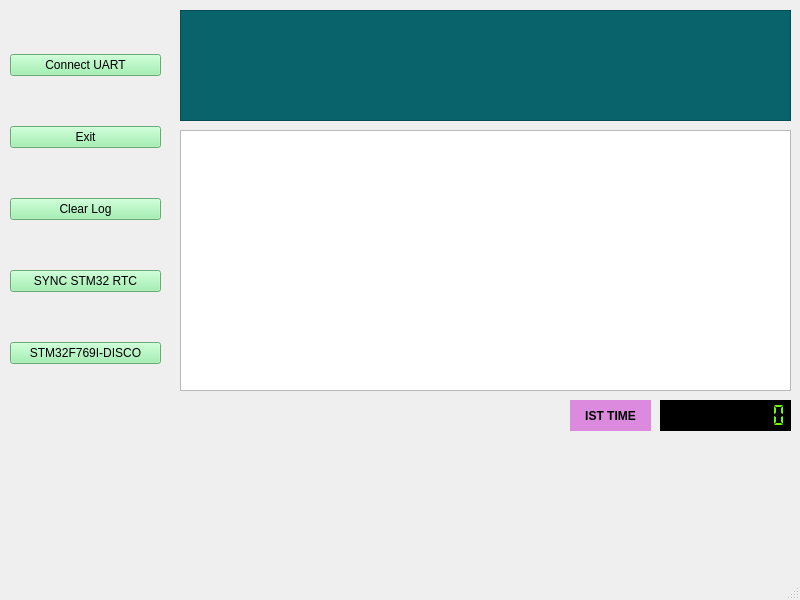
First picture: the form in parentwindow.ui, repository mygit-debasish/Qt-Interface, before the edit.
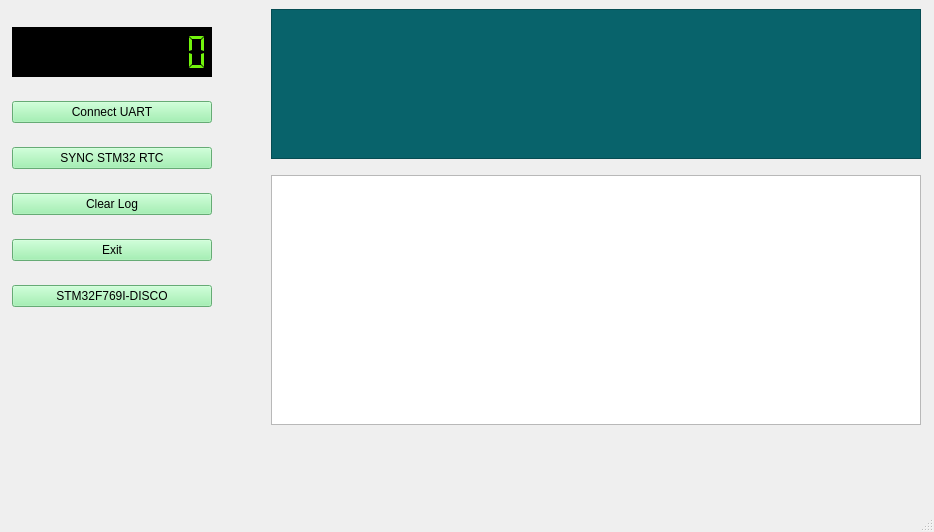
Second picture: the form after the edit. Icons and pictures are not drawn.

```diff
--- a/parentwindow.ui
+++ b/parentwindow.ui
@@ -6,48 +6,76 @@
    <rect>
     <x>0</x>
     <y>0</y>
-    <width>800</width>
-    <height>600</height>
+    <width>934</width>
+    <height>532</height>
    </rect>
   </property>
+  <property name="sizePolicy">
+   <sizepolicy hsizetype="Minimum" vsizetype="Minimum">
+    <horstretch>0</horstretch>
+    <verstretch>0</verstretch>
+   </sizepolicy>
+  </property>
   <property name="windowTitle">
    <string>ParentWindow</string>
   </property>
   <widget class="QWidget" name="centralwidget">
-   <widget class="QWidget" name="gridLayoutWidget">
-    <property name="geometry">
-     <rect>
-      <x>10</x>
-      <y>10</y>
-      <width>151</width>
-      <height>401</height>
-     </rect>
-    </property>
-    <layout class="QGridLayout" name="gridLayout">
+   <layout class="QHBoxLayout" name="horizontalLayout">
+    <item>
+     <layout class="QVBoxLayout" name="verticalLayout">
      <property name="sizeConstraint">
       <enum>QLayout::SetNoConstraint</enum>
      </property>
-     <item row="2" column="0">
-      <widget class="QPushButton" name="pClearLog">
-       <property name="enabled">
-        <bool>true</bool>
-       </property>
-       <property name="autoFillBackground">
-        <bool>false</bool>
+      <item>
+       <widget class="QLCDNumber" name="pLcdTime">
+        <property name="sizePolicy">
+         <sizepolicy hsizetype="Fixed" vsizetype="Fixed">
+          <horstretch>0</horstretch>
+          <verstretch>0</verstretch>
+         </sizepolicy>
+        </property>
+        <property name="minimumSize">
+         <size>
+          <width>200</width>
+          <height>50</height>
+         </size>
+        </property>
+        <property name="maximumSize">
+         <size>
+          <width>200</width>
+          <height>50</height>
+         </size>
        </property>
        <property name="styleSheet">
-        <string notr="true">background-color: rgb(143, 240, 164);</string>
-       </property>
-       <property name="text">
-        <string>Clear Log</string>
+         <string notr="true">background-color: rgb(0, 0, 0);
+color: rgb(114, 244, 12);
+font: 10pt &quot;Ubuntu&quot;;</string>
+        </property>
+        <property name="digitCount">
+         <number>10</number>
+        </property>
+        <property name="segmentStyle">
+         <enum>QLCDNumber::Flat</enum>
        </property>
       </widget>
      </item>
-     <item row="0" column="0">
+      <item>
       <widget class="QPushButton" name="pConnectUART">
        <property name="enabled">
         <bool>true</bool>
        </property>
+        <property name="minimumSize">
+         <size>
+          <width>200</width>
+          <height>0</height>
+         </size>
+        </property>
+        <property name="maximumSize">
+         <size>
+          <width>200</width>
+          <height>16777215</height>
+         </size>
+        </property>
        <property name="autoFillBackground">
         <bool>false</bool>
        </property>
@@ -59,27 +87,29 @@
        </property>
       </widget>
      </item>
-     <item row="1" column="0">
-      <widget class="QPushButton" name="pExit">
-       <property name="enabled">
-        <bool>true</bool>
-       </property>
-       <property name="autoFillBackground">
-        <bool>false</bool>
-       </property>
-       <property name="styleSheet">
-        <string notr="true">background-color: rgb(143, 240, 164);</string>
-       </property>
-       <property name="text">
-        <string>Exit</string>
-       </property>
-      </widget>
-     </item>
-     <item row="3" column="0">
+      <item>
       <widget class="QPushButton" name="pSendNtpEpoch">
        <property name="enabled">
         <bool>true</bool>
        </property>
+        <property name="sizePolicy">
+         <sizepolicy hsizetype="Fixed" vsizetype="Fixed">
+          <horstretch>0</horstretch>
+          <verstretch>0</verstretch>
+         </sizepolicy>
+        </property>
+        <property name="minimumSize">
+         <size>
+          <width>200</width>
+          <height>0</height>
+         </size>
+        </property>
+        <property name="maximumSize">
+         <size>
+          <width>200</width>
+          <height>16777215</height>
+         </size>
+        </property>
        <property name="autoFillBackground">
         <bool>false</bool>
        </property>
@@ -91,11 +121,91 @@
        </property>
       </widget>
      </item>
-     <item row="4" column="0">
+      <item>
+       <widget class="QPushButton" name="pClearLog">
+        <property name="enabled">
+         <bool>true</bool>
+        </property>
+        <property name="minimumSize">
+         <size>
+          <width>200</width>
+          <height>0</height>
+         </size>
+        </property>
+        <property name="maximumSize">
+         <size>
+          <width>200</width>
+          <height>16777215</height>
+         </size>
+        </property>
+        <property name="autoFillBackground">
+         <bool>false</bool>
+        </property>
+        <property name="styleSheet">
+         <string notr="true">background-color: rgb(143, 240, 164);</string>
+        </property>
+        <property name="text">
+         <string>Clear Log</string>
+        </property>
+       </widget>
+      </item>
+      <item>
+       <widget class="QPushButton" name="pExit">
+        <property name="enabled">
+         <bool>true</bool>
+        </property>
+        <property name="sizePolicy">
+         <sizepolicy hsizetype="Fixed" vsizetype="Fixed">
+          <horstretch>0</horstretch>
+          <verstretch>0</verstretch>
+         </sizepolicy>
+        </property>
+        <property name="minimumSize">
+         <size>
+          <width>200</width>
+          <height>0</height>
+         </size>
+        </property>
+        <property name="maximumSize">
+         <size>
+          <width>200</width>
+          <height>16777215</height>
+         </size>
+        </property>
+        <property name="autoFillBackground">
+         <bool>false</bool>
+        </property>
+        <property name="styleSheet">
+         <string notr="true">background-color: rgb(143, 240, 164);</string>
+        </property>
+        <property name="text">
+         <string>Exit</string>
+        </property>
+       </widget>
+      </item>
+      <item>
       <widget class="QPushButton" name="pTxTimeFrame">
        <property name="enabled">
         <bool>true</bool>
        </property>
+        <property name="sizePolicy">
+         <sizepolicy hsizetype="Fixed" vsizetype="Fixed">
+          <horstretch>0</horstretch>
+          <verstretch>0</verstretch>
+         </sizepolicy>
+        </property>
+        <property name="minimumSize">
+         <size>
+          <width>200</width>
+          <height>0</height>
+         </size>
+        </property>
+        <property name="maximumSize">
+         <size>
+          <width>200</width>
+          <height>16777215</height>
+         </size>
+        </property>
        <property name="autoFillBackground">
         <bool>false</bool>
        </property>
@@ -107,82 +217,137 @@
        </property>
       </widget>
      </item>
-    </layout>
-   </widget>
+      <item>
+       <widget class="QLabel" name="label">
+        <property name="sizePolicy">
+         <sizepolicy hsizetype="Fixed" vsizetype="Fixed">
+          <horstretch>0</horstretch>
+          <verstretch>0</verstretch>
+         </sizepolicy>
+        </property>
+        <property name="minimumSize">
+         <size>
+          <width>200</width>
+          <height>150</height>
+         </size>
+        </property>
+        <property name="maximumSize">
+         <size>
+          <width>200</width>
+          <height>150</height>
+         </size>
+        </property>
+        <property name="text">
+         <string/>
+        </property>
+        <property name="pixmap">
+         <pixmap>../../Pictures/india-flag-round-icon-256.png</pixmap>
+        </property>
+       </widget>
+      </item>
+     </layout>
+    </item>
+    <item>
+     <spacer name="horizontalSpacer">
+      <property name="orientation">
+       <enum>Qt::Horizontal</enum>
+      </property>
+      <property name="sizeType">
+       <enum>QSizePolicy::Fixed</enum>
+      </property>
+      <property name="sizeHint" stdset="0">
+       <size>
+        <width>50</width>
+        <height>10</height>
+       </size>
+      </property>
+     </spacer>
+    </item>
+    <item>
+     <layout class="QVBoxLayout" name="verticalLayout_2">
+      <item>
    <widget class="QTextEdit" name="pConStatus">
     <property name="enabled">
      <bool>true</bool>
     </property>
-    <property name="geometry">
-     <rect>
-      <x>180</x>
-      <y>10</y>
-      <width>611</width>
-      <height>111</height>
-     </rect>
+        <property name="sizePolicy">
+         <sizepolicy hsizetype="Fixed" vsizetype="Fixed">
+          <horstretch>2</horstretch>
+          <verstretch>0</verstretch>
+         </sizepolicy>
+        </property>
+        <property name="minimumSize">
+         <size>
+          <width>650</width>
+          <height>150</height>
+         </size>
+        </property>
+        <property name="maximumSize">
+         <size>
+          <width>650</width>
+          <height>150</height>
+         </size>
     </property>
     <property name="styleSheet">
      <string notr="true">background-color: rgb(8, 99, 107);
 color: rgb(98, 249, 14);</string>
     </property>
    </widget>
+      </item>
+      <item>
+       <spacer name="verticalSpacer_2">
+        <property name="orientation">
+         <enum>Qt::Vertical</enum>
+        </property>
+        <property name="sizeType">
+         <enum>QSizePolicy::Fixed</enum>
+        </property>
+        <property name="sizeHint" stdset="0">
+         <size>
+          <width>20</width>
+          <height>10</height>
+         </size>
+        </property>
+       </spacer>
+      </item>
+      <item>
    <widget class="QTextEdit" name="pLogWindow">
-    <property name="geometry">
-     <rect>
-      <x>180</x>
-      <y>130</y>
-      <width>611</width>
-      <height>261</height>
-     </rect>
-    </property>
-   </widget>
-   <widget class="QLCDNumber" name="pLcdTime">
-    <property name="geometry">
-     <rect>
-      <x>660</x>
-      <y>400</y>
-      <width>131</width>
-      <height>31</height>
-     </rect>
-    </property>
-    <property name="styleSheet">
-     <string notr="true">background-color: rgb(0, 0, 0);
-color: rgb(114, 244, 12);
-font: 10pt &quot;Ubuntu&quot;;</string>
-    </property>
-    <property name="digitCount">
-     <number>10</number>
-    </property>
-    <property name="segmentStyle">
-     <enum>QLCDNumber::Flat</enum>
-    </property>
-   </widget>
-   <widget class="QLabel" name="label">
-    <property name="geometry">
-     <rect>
-      <x>570</x>
-      <y>400</y>
-      <width>81</width>
-      <height>31</height>
-     </rect>
-    </property>
-    <property name="font">
-     <font>
-      <weight>75</weight>
-      <bold>true</bold>
-      <kerning>false</kerning>
-     </font>
-    </property>
-    <property name="styleSheet">
-     <string notr="true">background-color: rgb(220, 138, 221);</string>
-    </property>
-    <property name="text">
-     <string>IST TIME</string>
-    </property>
-    <property name="alignment">
-     <set>Qt::AlignCenter</set>
-    </property>
-   </widget>
+        <property name="sizePolicy">
+         <sizepolicy hsizetype="Fixed" vsizetype="Fixed">
+          <horstretch>0</horstretch>
+          <verstretch>0</verstretch>
+         </sizepolicy>
+        </property>
+        <property name="minimumSize">
+         <size>
+          <width>650</width>
+          <height>250</height>
+         </size>
+        </property>
+        <property name="maximumSize">
+         <size>
+          <width>650</width>
+          <height>250</height>
+         </size>
+        </property>
+       </widget>
+      </item>
+      <item>
+       <spacer name="verticalSpacer_3">
+        <property name="orientation">
+         <enum>Qt::Vertical</enum>
+        </property>
+        <property name="sizeHint" stdset="0">
+         <size>
+          <width>20</width>
+          <height>40</height>
+         </size>
+        </property>
+       </spacer>
+      </item>
+     </layout>
+    </item>
+   </layout>
   </widget>
   <widget class="QMenuBar" name="menubar">
    <property name="geometry">
```
Left out of the diff: 2 changed lines with no effect on the pictures. Lines whose indentation alone changed are shown as unchanged.
